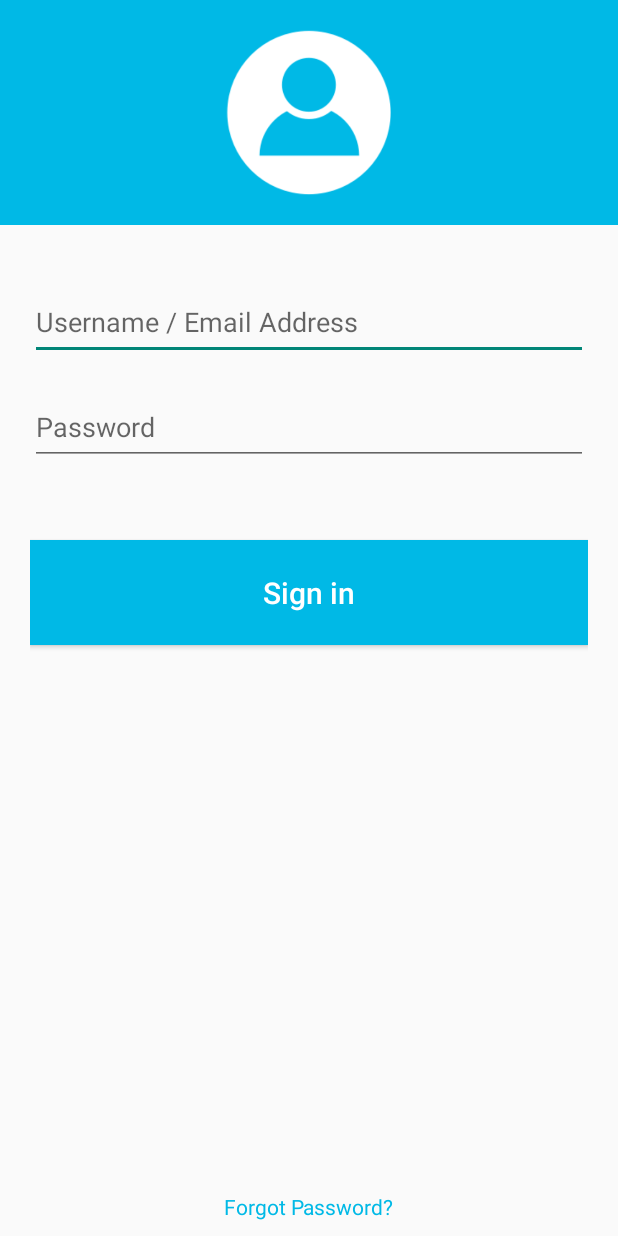
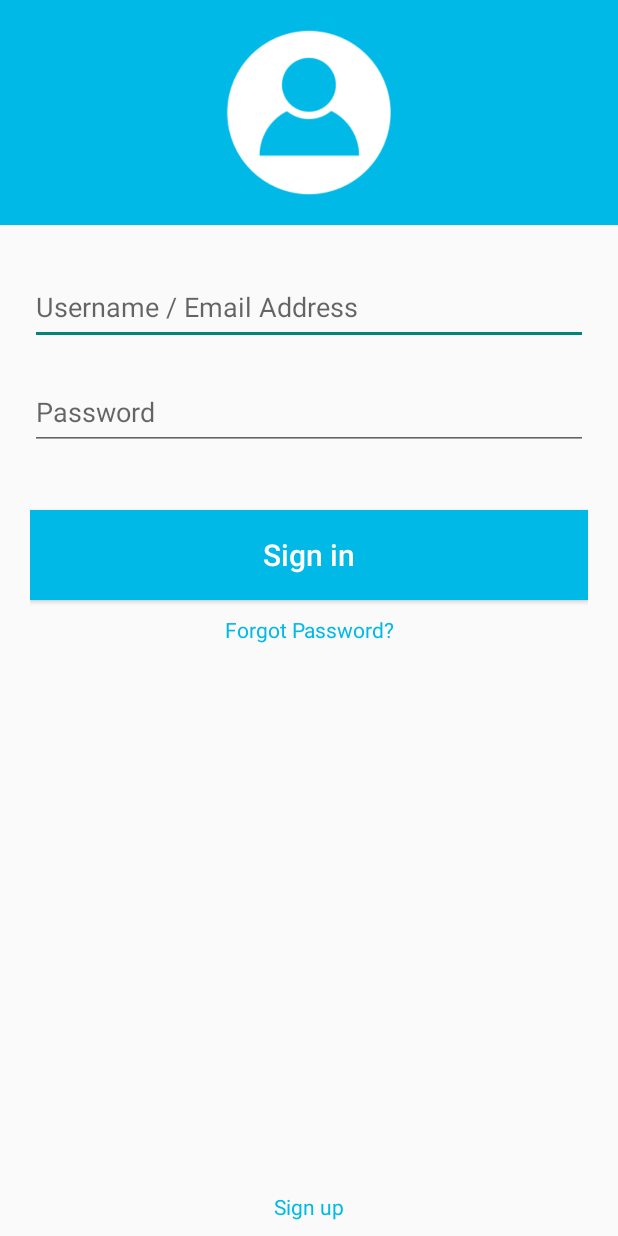
Before and after one commit to Nhokquay9x26/TrainingProject, an Android app: the layout activity_login.xml on its own in the app's theme, with its tools: preview values and no code run, on a phone screen of 412 x 824 dp. Run offline under Robolectric (Android 15) with nearby library versions, the phone set to English and light mode, and no system bars.

Commit message:
*[Nhom 2] edit login screen

```diff
--- a/TrainingProject/app/src/main/res/layout/activity_login.xml
+++ b/TrainingProject/app/src/main/res/layout/activity_login.xml
@@ -6,59 +6,69 @@
 
     <LinearLayout
         android:layout_width="match_parent"
-        android:layout_height="150dp"
+        android:layout_height="@dimen/login_header"
         android:background="@color/background_header_login"
         android:gravity="center">
 
         <ImageView
-            android:layout_width="110dp"
-            android:layout_height="110dp"
+            android:layout_width="@dimen/login_img_header"
+            android:layout_height="@dimen/login_img_header"
             android:src="@drawable/ico_avatar_xhd" />
     </LinearLayout>
 
     <RelativeLayout
         android:layout_width="match_parent"
         android:layout_height="match_parent"
-        android:layout_marginBottom="10dp"
-        android:layout_marginLeft="20dp"
-        android:layout_marginRight="20dp"
-        android:layout_marginTop="40dp"
+        android:layout_marginBottom="@dimen/login_rl_bottom"
+        android:layout_marginLeft="@dimen/login_rl_right"
+        android:layout_marginRight="@dimen/login_rl_left"
+        android:layout_marginTop="@dimen/login_rl_top"
         android:orientation="vertical">
 
         <EditText
             android:id="@+id/edtUsername"
             android:layout_width="match_parent"
-            android:layout_height="50dp"
+            android:layout_height="@dimen/login_edt_height"
             android:hint="@string/username_email" />
 
         <EditText
             android:id="@+id/edtPassword"
             android:layout_width="match_parent"
-            android:layout_height="50dp"
+            android:layout_height="@dimen/login_edt_height"
             android:layout_below="@+id/edtUsername"
-            android:layout_marginTop="20dp"
+            android:layout_marginTop="@dimen/login_edt_top"
             android:hint="@string/password" />
 
         <Button
+            android:id="@+id/btnSignIn"
             android:layout_width="match_parent"
-            android:layout_height="70dp"
+            android:layout_height="@dimen/login_btn_height"
             android:layout_below="@+id/edtPassword"
             android:layout_gravity="center"
-            android:layout_marginTop="50dp"
+            android:layout_marginTop="@dimen/login_btnSignIn_top"
             android:background="@color/background_header_login"
             android:text="@string/Sign_in"
             android:textAllCaps="false"
             android:textColor="@color/text_signin"
-            android:textSize="20sp" />
+            android:textSize="@dimen/login_btnSignIn_top_textsize" />
 
         <TextView
             android:id="@+id/tvForgotPassword"
+            style="@style/login_tv_forgot_signUp"
+            android:layout_width="wrap_content"
+            android:layout_height="wrap_content"
+            android:layout_below="@+id/btnSignIn"
+            android:layout_centerHorizontal="true"
+            android:layout_marginTop="@dimen/login_tv_fogot"
+            android:text="@string/fogotpassword" />
+
+        <TextView
+            android:id="@+id/tvSignup"
+            style="@style/login_tv_forgot_signUp"
             android:layout_width="wrap_content"
             android:layout_height="wrap_content"
             android:layout_alignParentBottom="true"
             android:layout_centerHorizontal="true"
-            android:layout_gravity="center"
-            android:text="Forgot Password?"
-            android:textColor="@color/text_forgotPassword" />
+            android:text="@string/signup" />
     </RelativeLayout>
 </LinearLayout>
--- a/TrainingProject/app/src/main/res/values/dimens.xml
+++ b/TrainingProject/app/src/main/res/values/dimens.xml
@@ -2,4 +2,16 @@
     <!-- Default screen margins, per the Android Design guidelines. -->
     <dimen name="activity_horizontal_margin">0dp</dimen>
     <dimen name="activity_vertical_margin">0dp</dimen>
+    <dimen name="login_tv_fogot">10dp</dimen>
+    <dimen name="login_header">150dp</dimen>
+    <dimen name="login_img_header">110dp</dimen>
+    <dimen name="login_rl_bottom">10dp</dimen>
+    <dimen name="login_rl_right">20dp</dimen>
+    <dimen name="login_rl_left">20dp</dimen>
+    <dimen name="login_rl_top">30dp</dimen>
+    <dimen name="login_edt_height">50dp</dimen>
+    <dimen name="login_edt_top">20dp</dimen>
+    <dimen name="login_btn_height">60dp</dimen>
+    <dimen name="login_btnSignIn_top">40dp</dimen>
+    <dimen name="login_btnSignIn_top_textsize">20sp</dimen>
 </resources>
--- a/TrainingProject/app/src/main/res/values/strings.xml
+++ b/TrainingProject/app/src/main/res/values/strings.xml
@@ -4,4 +4,6 @@
     <string name="Sign_in">Sign in</string>
     <string name="username_email">Username / Email Address</string>
     <string name="password">Password</string>
+    <string name="signup">Sign up</string>
+    <string name="fogotpassword">Forgot Password?</string>
 </resources>
--- a/TrainingProject/app/src/main/res/values/styles.xml
+++ b/TrainingProject/app/src/main/res/values/styles.xml
@@ -25,4 +25,9 @@
     <style name="MyTheme.Fullscreen" parent="MyTheme">
         <item name="android:windowFullscreen">true</item>
     </style>
+
+    <style name="login_tv_forgot_signUp">
+        <item name="android:textColor">@color/text_forgotPassword</item>
+        <item name="android:gravity">center</item>
+    </style>
 </resources>
```
